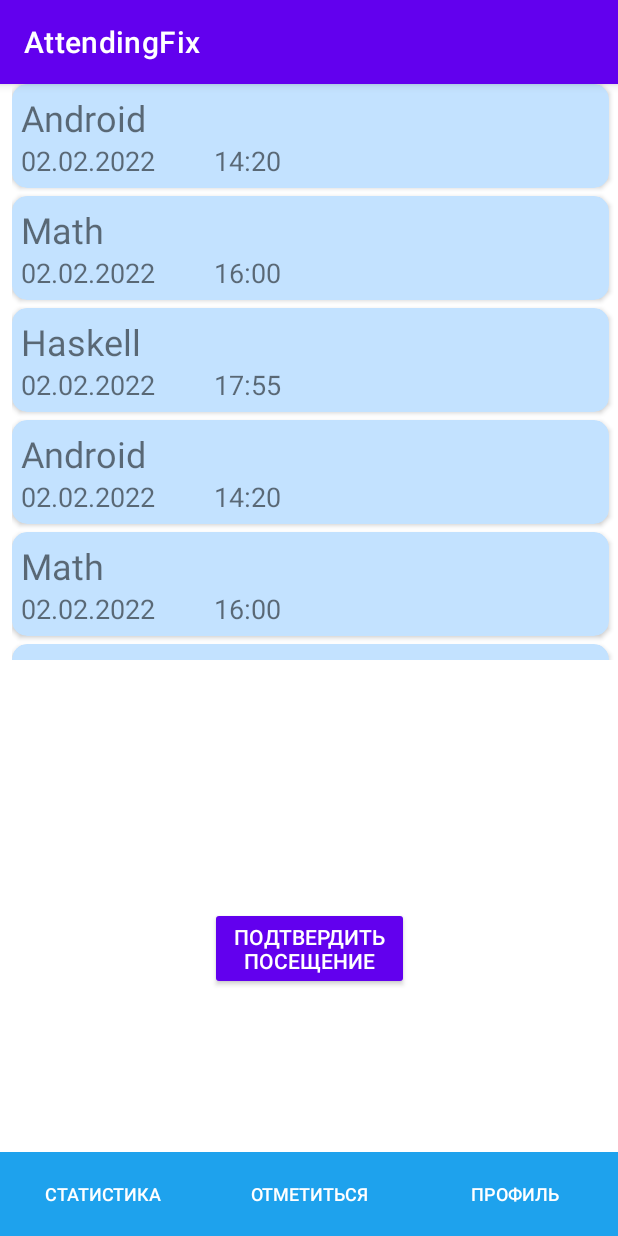
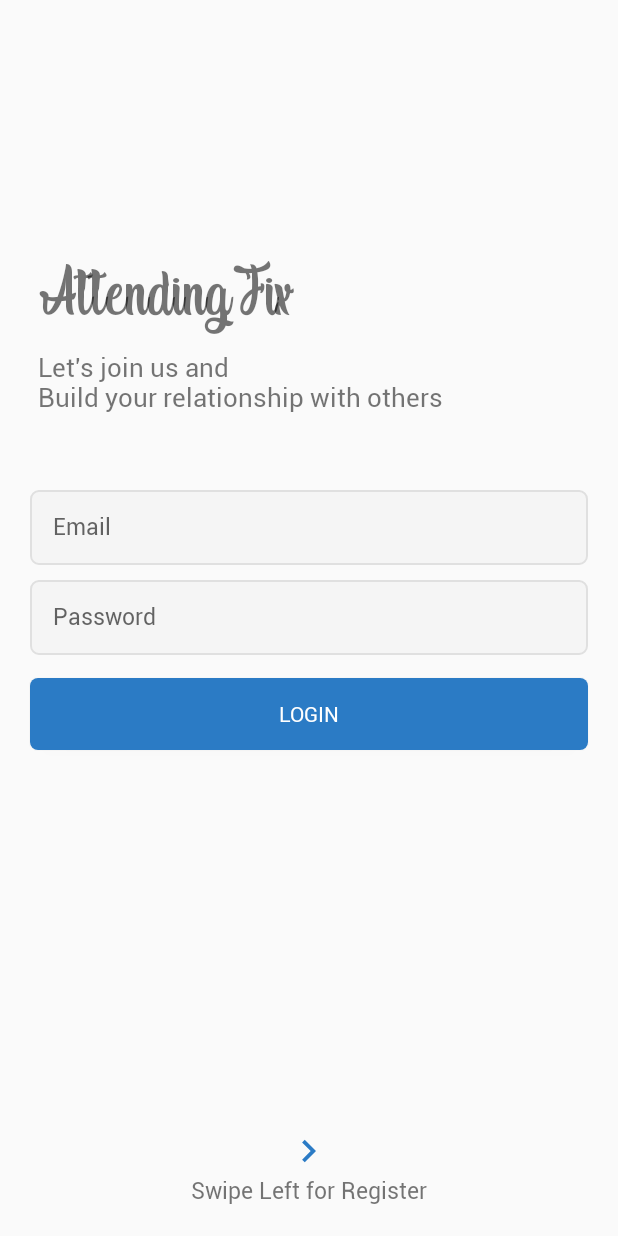
Before and after one commit to OSLL/adfmp1h22-attendance, an Android app: the screen it shows after launch (MainActivity before the commit, LoginActivity after it), on a phone screen of 412 x 824 dp. Run offline under Robolectric (Android 15) with nearby library versions, the phone set to English and light mode, and no system bars.

Commit message:
Add simple login/register form

```diff
--- a/app/build.gradle
+++ b/app/build.gradle
@@ -52,4 +52,5 @@ dependencies {
     testImplementation 'junit:junit:4.13.2'
     androidTestImplementation 'androidx.test.ext:junit:1.1.3'
     androidTestImplementation 'androidx.test.espresso:espresso-core:3.4.0'
+    implementation 'de.hdodenhof:circleimageview:1.1.0'
 }
--- /dev/null
+++ b/app/src/main/java/com/example/attendingfix/FragmentLogin.kt
@@ -0,0 +1,39 @@
+package com.example.attendingfix
+
+import android.os.Bundle
+import androidx.fragment.app.Fragment
+import android.view.LayoutInflater
+import android.view.View
+import android.view.ViewGroup
+
+/**
+ * A simple [Fragment] subclass.
+ * Use the [FragmentLogin.newInstance] factory method to
+ * create an instance of this fragment.
+ */
+class FragmentLogin : Fragment() {
+
+    override fun onCreate(savedInstanceState: Bundle?) {
+        super.onCreate(savedInstanceState)
+    }
+
+    override fun onCreateView(
+        inflater: LayoutInflater, container: ViewGroup?,
+        savedInstanceState: Bundle?
+    ): View? {
+        // Inflate the layout for this fragment
+        return inflater.inflate(R.layout.fragment_login, container, false)
+    }
+
+    companion object {
+        /**
+         * Use this factory method to create a new instance of
+         * this fragment using the provided parameters.
+         *
+         * @return A new instance of fragment FragmentLogin.
+         */
+        // TODO: Rename and change types and number of parameters
+        @JvmStatic
+        fun newInstance() = FragmentLogin()
+    }
+}
--- /dev/null
+++ b/app/src/main/java/com/example/attendingfix/FragmentRegister.kt
@@ -0,0 +1,39 @@
+package com.example.attendingfix
+
+import android.os.Bundle
+import androidx.fragment.app.Fragment
+import android.view.LayoutInflater
+import android.view.View
+import android.view.ViewGroup
+
+/**
+ * A simple [Fragment] subclass.
+ * Use the [FragmentRegister.newInstance] factory method to
+ * create an instance of this fragment.
+ */
+class FragmentRegister : Fragment() {
+
+    override fun onCreate(savedInstanceState: Bundle?) {
+        super.onCreate(savedInstanceState)
+    }
+
+    override fun onCreateView(
+        inflater: LayoutInflater, container: ViewGroup?,
+        savedInstanceState: Bundle?
+    ): View? {
+        // Inflate the layout for this fragment
+        return inflater.inflate(R.layout.fragment_register, container, false)
+    }
+
+    companion object {
+        /**
+         * Use this factory method to create a new instance of
+         * this fragment using the provided parameters.
+         *
+         * @return A new instance of fragment FragmentRegister.
+         */
+        // TODO: Rename and change types and number of parameters
+        @JvmStatic
+        fun newInstance(param1: String, param2: String) = FragmentRegister()
+    }
+}
--- /dev/null
+++ b/app/src/main/java/com/example/attendingfix/LoginActivity.kt
@@ -0,0 +1,42 @@
+package com.example.attendingfix
+
+import android.os.Bundle
+import androidx.appcompat.app.AppCompatActivity
+import androidx.fragment.app.Fragment
+import androidx.fragment.app.FragmentManager
+import androidx.fragment.app.FragmentPagerAdapter
+import androidx.viewpager.widget.ViewPager
+
+
+class LoginActivity : AppCompatActivity() {
+
+    inner class AuthenticationPagerAdapter(fm: FragmentManager) : FragmentPagerAdapter(fm) {
+
+        private val fragmentList: ArrayList<Fragment> = ArrayList()
+
+        override fun getCount(): Int {
+            return fragmentList.size
+        }
+
+        override fun getItem(position: Int): Fragment {
+            return fragmentList[position]
+        }
+
+        fun addFragment(fragment: Fragment) {
+            fragmentList.add(fragment)
+        }
+    }
+
+
+    override fun onCreate(savedInstanceState: Bundle?) {
+        super.onCreate(savedInstanceState)
+        setContentView(R.layout.activity_login)
+
+        val viewPager = findViewById<ViewPager>(R.id.viewPager)
+
+        val pagerAdapter = AuthenticationPagerAdapter(supportFragmentManager)
+        pagerAdapter.addFragment(FragmentLogin())
+        pagerAdapter.addFragment(FragmentRegister())
+        viewPager.adapter = pagerAdapter
+    }
+}
--- /dev/null
+++ b/app/src/main/res/drawable/btn_custom.xml
@@ -0,0 +1,14 @@
+<?xml version="1.0" encoding="utf-8"?>
+<shape xmlns:android="http://schemas.android.com/apk/res/android"
+    android:padding="10dp"
+    android:shape="rectangle" >
+
+    <solid android:color="@color/buttonsColor" />
+
+    <corners
+        android:bottomLeftRadius="5dp"
+        android:bottomRightRadius="5dp"
+        android:topLeftRadius="5dp"
+        android:topRightRadius="5dp" />
+
+</shape>
--- /dev/null
+++ b/app/src/main/res/drawable/et_custom.xml
@@ -0,0 +1,18 @@
+<?xml version="1.0" encoding="utf-8"?>
+<shape xmlns:android="http://schemas.android.com/apk/res/android"
+    android:padding="10dp"
+    android:shape="rectangle" >
+
+    <solid android:color="#f5f5f5" />
+
+    <stroke
+        android:width="1dp"
+        android:color="#e0e0e0" />
+
+    <corners
+        android:bottomLeftRadius="5dp"
+        android:bottomRightRadius="5dp"
+        android:topLeftRadius="5dp"
+        android:topRightRadius="5dp" />
+
+</shape>
--- /dev/null
+++ b/app/src/main/res/drawable/ic_arrow_right.xml
@@ -0,0 +1,9 @@
+<?xml version="1.0" encoding="utf-8"?>
+<vector android:height="24dp"
+    android:tint="@color/buttonsColor"
+    android:viewportHeight="24.0"
+    android:viewportWidth="24.0"
+    android:width="24dp"
+    xmlns:android="http://schemas.android.com/apk/res/android">
+    <path android:fillColor="@color/buttonsColor" android:pathData="M8.59,16.34l4.58,-4.59 -4.58,-4.59L10,5.75l6,6 -6,6z"/>
+</vector>
--- /dev/null
+++ b/app/src/main/res/layout/activity_login.xml
@@ -0,0 +1,14 @@
+<?xml version="1.0" encoding="utf-8"?>
+<RelativeLayout
+    xmlns:android="http://schemas.android.com/apk/res/android"
+    xmlns:tools="http://schemas.android.com/tools"
+    android:layout_width="match_parent"
+    android:layout_height="match_parent"
+    tools:context=".MainActivity">
+
+    <androidx.viewpager.widget.ViewPager
+        android:id="@+id/viewPager"
+        android:layout_width="match_parent"
+        android:layout_height="match_parent"/>
+
+</RelativeLayout>
--- /dev/null
+++ b/app/src/main/res/layout/fragment_login.xml
@@ -0,0 +1,90 @@
+<?xml version="1.0" encoding="utf-8"?>
+<RelativeLayout xmlns:android="http://schemas.android.com/apk/res/android"
+    xmlns:tools="http://schemas.android.com/tools"
+    android:layout_width="match_parent"
+    android:layout_height="match_parent"
+    tools:context=".FragmentLogin">
+
+    <TextView
+        android:id="@+id/tv_title"
+        android:layout_width="wrap_content"
+        android:layout_height="wrap_content"
+        android:text="@string/app_name"
+        android:textSize="50sp"
+        android:fontFamily="@font/indigo_daisy"
+        android:layout_marginStart="25dp"
+        android:layout_marginBottom="10dp"
+        android:layout_above="@id/tv_subtitle"/>
+
+    <TextView
+        android:id="@+id/tv_subtitle"
+        android:layout_width="wrap_content"
+        android:layout_height="wrap_content"
+        android:text="@string/tag"
+        android:textSize="17sp"
+        android:fontFamily="@font/roboto_regular"
+        android:layout_marginStart="25dp"
+        android:layout_marginBottom="50dp"
+        android:layout_above="@id/et_email"/>
+
+    <EditText
+        android:id="@+id/et_email"
+        android:layout_width="match_parent"
+        android:layout_height="50dp"
+        android:hint="@string/e_mail"
+        android:layout_marginLeft="20dp"
+        android:layout_marginRight="20dp"
+        android:padding="15dp"
+        android:inputType="textEmailAddress"
+        android:fontFamily="@font/roboto_regular"
+        android:layout_above="@id/et_password"
+        android:background="@drawable/et_custom"
+        android:textSize="15sp" />
+
+    <EditText
+        android:id="@+id/et_password"
+        android:layout_width="match_parent"
+        android:layout_height="50dp"
+        android:hint="@string/password"
+        android:layout_marginLeft="20dp"
+        android:layout_marginRight="20dp"
+        android:layout_marginTop="10dp"
+        android:padding="15dp"
+        android:fontFamily="@font/roboto_regular"
+        android:inputType="textPassword"
+        android:layout_centerInParent="true"
+        android:background="@drawable/et_custom"
+        android:textSize="15sp" />
+
+    <Button
+        android:id="@+id/btn_login"
+        android:layout_width="match_parent"
+        android:layout_height="wrap_content"
+        android:layout_below="@id/et_password"
+        android:background="@drawable/btn_custom"
+        android:layout_marginLeft="20dp"
+        android:layout_marginRight="20dp"
+        android:layout_marginTop="15dp"
+        android:fontFamily="@font/roboto_regular"
+        android:textColor="@android:color/white"
+        android:text="@string/login"/>
+
+    <ImageView
+        android:layout_width="30dp"
+        android:layout_height="30dp"
+        android:src="@drawable/ic_arrow_right"
+        android:layout_above="@id/swipeRight"
+        android:layout_centerHorizontal="true"/>
+
+    <TextView
+        android:id="@+id/swipeRight"
+        android:layout_width="wrap_content"
+        android:layout_height="wrap_content"
+        android:text="@string/swipe_left_for_register"
+        android:textSize="15sp"
+        android:fontFamily="@font/roboto_regular"
+        android:layout_centerHorizontal="true"
+        android:layout_alignParentBottom="true"
+        android:layout_marginBottom="20dp"/>
+
+</RelativeLayout>
--- a/app/src/main/res/values/colors.xml
+++ b/app/src/main/res/values/colors.xml
@@ -9,4 +9,9 @@
     <color name="white">#FFFFFFFF</color>
     <color name="checkCardColor">#C3E2FF</color>
     <color name="checkCardColorPressed">#63B4FF</color>
+    <color name="gray">#d3d3d3</color>
+    <color name="colorPrimary">#00796b</color>
+    <color name="colorPrimaryDark">#00695C</color>
+    <color name="colorAccent">#FF4081</color>
+    <color name="buttonsColor">#2B7BC5</color>
 </resources>
--- a/app/src/main/res/values/strings.xml
+++ b/app/src/main/res/values/strings.xml
@@ -7,4 +7,15 @@
     <string name="sign">Отметиться</string>
     <string name="profile">Профиль</string>
     <string name="noLessonsWarning">На данный момент\nнет доступных занятий</string>
+    <string name="photo">photo</string>
+
+    <string name="swipe_left_for_register">Swipe Left for Register</string>
+    <string name="login">Login</string>
+    <string name="password">Password</string>
+    <string name="e_mail">Email</string>
+    <string name="tag">Let\'s join us and \nBuild your relationship with others</string>
+    <string name="swipe_right_for_login">Swipe Right for Login</string>
+    <string name="register">Register</string>
+    <string name="re_type_password">Re-type Password</string>
+    <string name="your_name">Full Name</string>
 </resources>
--- a/app/src/main/res/values/styles.xml
+++ b/app/src/main/res/values/styles.xml
@@ -1,5 +1,18 @@
 <?xml version="1.0" encoding="utf-8"?>
 <resources>
+
+    <style name="AppTheme" parent="Theme.AppCompat.Light.DarkActionBar">
+        <!-- Customize your theme here. -->
+        <item name="colorPrimary">@color/colorPrimary</item>
+        <item name="colorPrimaryDark">@color/colorPrimaryDark</item>
+        <item name="colorAccent">@color/colorAccent</item>
+    </style>
+
+    <style name="AppTheme.NoActionBar">
+        <item name="windowActionBar">false</item>
+        <item name="windowNoTitle">true</item>
+    </style>
+
     <style name="BottomBar" parent="@style/Widget.Design.BottomNavigationView">
         <item name="android:background">#1EA2ED</item>
     </style>
```
Also changed, not shown: app/src/main/AndroidManifest.xml (+14 -3 lines), app/src/main/res/drawable/ic_arrow_left.xml (added, +9 -0 lines), app/src/main/res/layout/fragment_profile.xml (+86 -2 lines), app/src/main/res/layout/fragment_register.xml (added, +125 -0 lines), app/src/main/res/font/indigo_daisy.ttf (added), app/src/main/res/font/roboto_regular.ttf (added).
